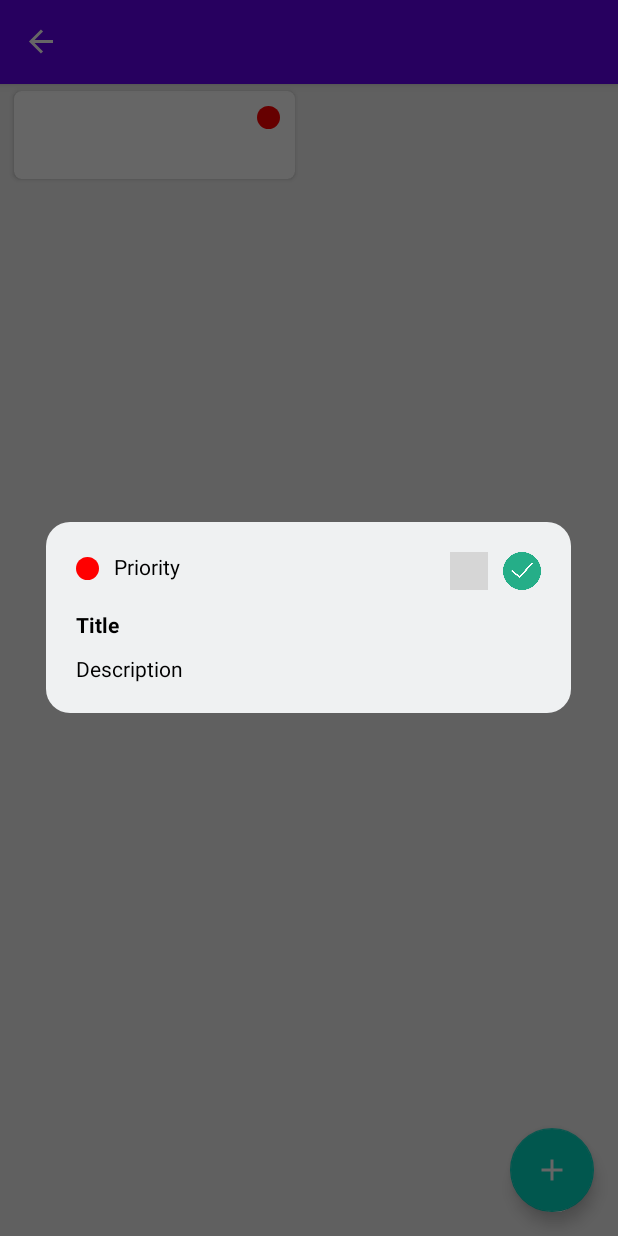
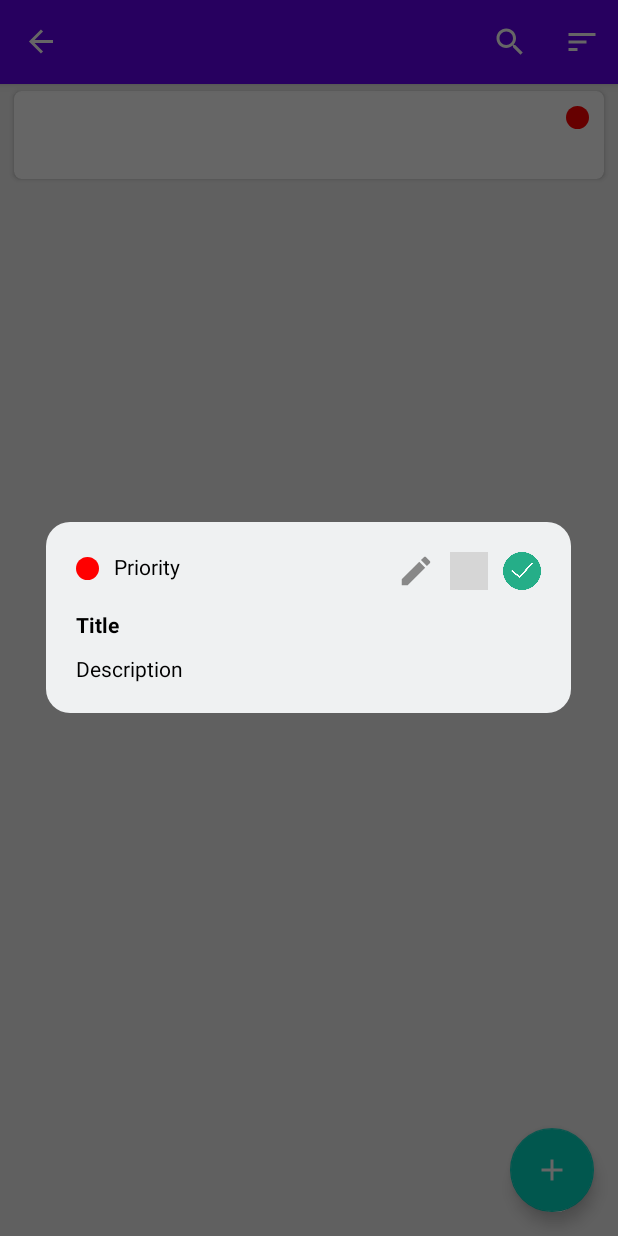
Before and after one commit to WenLonG12345/Simple-ToDo, an Android app: the TodoDetailsFragment screen opened through its navigation route, on a phone screen of 412 x 824 dp. Run offline under Robolectric (Android 15) with nearby library versions, the phone set to English and light mode, and no system bars; our stand-ins replace Dagger/Hilt's generated code, Room's generated code, navigation-ui; grey boxes are pictures that could not be loaded.

Commit message:
added sorting by title and date_created

```diff
--- a/app/build.gradle
+++ b/app/build.gradle
@@ -50,10 +50,12 @@ dependencies {
     androidTestImplementation 'androidx.test.ext:junit:1.1.2'
     androidTestImplementation 'androidx.test.espresso:espresso-core:3.3.0'
 
+    // Livecycle-ktx
     implementation "androidx.lifecycle:lifecycle-livedata-ktx:2.3.1"
     implementation 'androidx.lifecycle:lifecycle-viewmodel-ktx:2.3.1'
     implementation 'androidx.lifecycle:lifecycle-extensions:2.2.0'
 
+    // Activity & Fragment ktx
     implementation "androidx.activity:activity-ktx:1.3.0-alpha07"
     implementation 'androidx.fragment:fragment-ktx:1.3.3'
 
@@ -66,9 +68,6 @@ dependencies {
     // room
     implementation "androidx.room:room-runtime:$roomVersion"
     kapt "androidx.room:room-compiler:$roomVersion"
-    implementation "android.arch.persistence.room:runtime:1.1.1"
-    kapt "android.arch.persistence.room:compiler:1.1.1"
-    implementation 'com.google.code.gson:gson:2.8.6'
     implementation "androidx.room:room-ktx:$roomVersion"
     testImplementation "androidx.room:room-testing:$roomVersion"
 
--- a/app/src/main/java/com/example/simple_todo/MainActivity.kt
+++ b/app/src/main/java/com/example/simple_todo/MainActivity.kt
@@ -21,7 +21,7 @@ class MainActivity : AppCompatActivity() {
         binding = ActivityMainBinding.inflate(layoutInflater)
         setContentView(binding.root)
 
-        setSupportActionBar(binding.toolbarMain)
+//        setSupportActionBar(binding.toolbarMain)
 
         navHostFrag = supportFragmentManager.findFragmentById(R.id.main_container_view) as NavHostFragment
         navController = navHostFrag.navController
--- a/app/src/main/java/com/example/simple_todo/MainApplication.kt
+++ b/app/src/main/java/com/example/simple_todo/MainApplication.kt
@@ -14,5 +14,4 @@ class MainApplication: Application() {
             Timber.plant(Timber.DebugTree())
         }
     }
-
 }
--- a/app/src/main/java/com/example/simple_todo/database/TodoDao.kt
+++ b/app/src/main/java/com/example/simple_todo/database/TodoDao.kt
@@ -3,6 +3,7 @@ package com.example.simple_todo.database
 import androidx.lifecycle.LiveData
 import androidx.room.*
 import com.example.simple_todo.model.Todo
+import com.example.simple_todo.ui.SortOrder
 import kotlinx.coroutines.flow.Flow
 
 @Dao
@@ -11,8 +12,20 @@ interface TodoDao {
     @Insert(onConflict = OnConflictStrategy.REPLACE)
     suspend fun insert(data: Todo): Long
 
-    @Query("SELECT * FROM todo")
-    fun listAll(): LiveData<List<Todo>>
+    @Query("SELECT * FROM todo WHERE title LIKE '%' || :searchQuery || '%'")
+    fun listAllLiveData(searchQuery: String): LiveData<List<Todo>>
+
+    fun getAllTodos(searchQuery: String, sortOrder: SortOrder) =
+        when(sortOrder) {
+            SortOrder.BY_TITLE -> getAllTodoSortedByTitle(searchQuery)
+            SortOrder.BY_DATE_CREATED -> getAllTodoSortedByDateCreated(searchQuery)
+        }
+
+    @Query("SELECT * FROM todo WHERE title LIKE '%' || :searchQuery || '%' ORDER BY title")
+    fun getAllTodoSortedByTitle(searchQuery: String): Flow<List<Todo>>
+
+    @Query("SELECT * FROM todo WHERE title LIKE '%' || :searchQuery || '%' ORDER BY created_at DESC")
+    fun getAllTodoSortedByDateCreated(searchQuery: String): Flow<List<Todo>>
 
     @Delete
     fun delete(data: Todo)
--- a/app/src/main/java/com/example/simple_todo/repository/TodoRepository.kt
+++ b/app/src/main/java/com/example/simple_todo/repository/TodoRepository.kt
@@ -1,10 +1,12 @@
 package com.example.simple_todo.repository
 
+import androidx.lifecycle.LiveData
 import com.example.simple_todo.database.TodoDao
 import com.example.simple_todo.model.Todo
+import com.example.simple_todo.ui.SortOrder
 import kotlinx.coroutines.Dispatchers
 import kotlinx.coroutines.flow.Flow
-import kotlinx.coroutines.flow.flow
+import kotlinx.coroutines.flow.flowOn
 import kotlinx.coroutines.withContext
 import javax.inject.Inject
 
@@ -12,7 +14,14 @@ class TodoRepository @Inject constructor(
     private val todoDao: TodoDao
 ) {
 
-    val allTodos = todoDao.listAll()
+
+    fun getAllTodos(searchQuery: String, sortOrder: SortOrder): Flow<List<Todo>> {
+        return todoDao.getAllTodos(searchQuery, sortOrder).flowOn(Dispatchers.IO)
+    }
+
+    fun getAllTodoLiveData(searchQuery: String): LiveData<List<Todo>> {
+        return todoDao.listAllLiveData(searchQuery)
+    }
 
     suspend fun saveNewTodo(todo: Todo): Long  {
          return withContext(Dispatchers.IO) {
@@ -30,6 +39,5 @@ class TodoRepository @Inject constructor(
         withContext(Dispatchers.IO) {
             todoDao.setTodoIsDone(id, isDone)
         }
-
     }
 }
--- a/app/src/main/java/com/example/simple_todo/ui/AddTodoFragment.kt
+++ b/app/src/main/java/com/example/simple_todo/ui/AddTodoFragment.kt
@@ -6,9 +6,11 @@ import android.view.*
 import android.widget.ArrayAdapter
 import android.widget.TextView
 import androidx.appcompat.app.ActionBar
+import androidx.appcompat.app.AppCompatActivity
 import androidx.fragment.app.Fragment
 import androidx.fragment.app.activityViewModels
 import androidx.navigation.fragment.findNavController
+import androidx.navigation.fragment.navArgs
 import androidx.transition.Slide
 import com.example.simple_todo.R
 import com.example.simple_todo.databinding.FragmentAddTodoBinding
@@ -26,6 +28,9 @@ class AddTodoFragment : Fragment(R.layout.fragment_add_todo) {
     private var spinnerItem = arrayOf<String>()
     private var actionBar: ActionBar? = null
     private val sharedViewModel by activityViewModels<SharedViewModel>()
+
+    private val args by navArgs<AddTodoFragmentArgs>()
+    private var existTodo: Todo? = null
 
     override fun onViewCreated(view: View, savedInstanceState: Bundle?) {
         binding = FragmentAddTodoBinding.bind(view)
@@ -59,6 +64,14 @@ class AddTodoFragment : Fragment(R.layout.fragment_add_todo) {
 
         spinnerAdapter.setDropDownViewResource(android.R.layout.simple_spinner_dropdown_item)
         binding.spinnerPriority.adapter = spinnerAdapter
+
+        existTodo = args.todo
+        existTodo?.let {
+            (activity as AppCompatActivity).supportActionBar?.title = "Edit To-do"
+            binding.etTitle.setText(it.title)
+            binding.etDescription.setText(it.description)
+            binding.spinnerPriority.setSelection(it.priority + 1)
+        }
     }
 
     override fun onCreateOptionsMenu(menu: Menu, inflater: MenuInflater) {
@@ -68,12 +81,23 @@ class AddTodoFragment : Fragment(R.layout.fragment_add_todo) {
     override fun onOptionsItemSelected(item: MenuItem): Boolean {
         when (item.itemId) {
             R.id.btn_save -> {
-                val newTodo = Todo(
-                    title = binding.etTitle.text.toString(),
-                    description = binding.etDescription.text.toString(),
-                    priority = binding.spinnerPriority.selectedItemPosition - 1,
-                    createdAt = Calendar.getInstance().time
-                )
+                val newTodo = if(existTodo != null) {
+                    Todo(
+                        id = existTodo!!.id,
+                        title = binding.etTitle.text.toString(),
+                        description = binding.etDescription.text.toString(),
+                        priority = binding.spinnerPriority.selectedItemPosition - 1,
+                        createdAt = Calendar.getInstance().time
+                    )
+                } else {
+                    Todo(
+                        title = binding.etTitle.text.toString(),
+                        description = binding.etDescription.text.toString(),
+                        priority = binding.spinnerPriority.selectedItemPosition - 1,
+                        createdAt = Calendar.getInstance().time
+                    )
+                }
+
                 sharedViewModel.onSaveNewTodo(newTodo)
                     .observe(viewLifecycleOwner, { isSuccessSaved ->
                         if(isSuccessSaved) {
--- a/app/src/main/java/com/example/simple_todo/ui/SharedViewModel.kt
+++ b/app/src/main/java/com/example/simple_todo/ui/SharedViewModel.kt
@@ -4,6 +4,9 @@ import androidx.lifecycle.*
 import com.example.simple_todo.model.Todo
 import com.example.simple_todo.repository.TodoRepository
 import dagger.hilt.android.lifecycle.HiltViewModel
+import kotlinx.coroutines.flow.MutableStateFlow
+import kotlinx.coroutines.flow.combine
+import kotlinx.coroutines.flow.flatMapLatest
 import kotlinx.coroutines.launch
 import javax.inject.Inject
 import kotlin.math.sign
@@ -11,15 +14,32 @@ import kotlin.math.sign
 @HiltViewModel
 class SharedViewModel @Inject constructor(
     private val todoRepository: TodoRepository
-): ViewModel() {
+) : ViewModel() {
 
-    val allTodos = todoRepository.allTodos
+    val query = MutableLiveData("")
+    private val todoLiveData = query.switchMap {
+        todoRepository.getAllTodoLiveData(it)
+    }
+
+    val searchQuery = MutableStateFlow("")
+    val sortOrder = MutableStateFlow(SortOrder.BY_TITLE)
+
+    private val todoFlow = combine(
+        searchQuery,
+        sortOrder
+    ) { query, sortOrder ->
+        Pair(query, sortOrder)
+    }.flatMapLatest {
+        todoRepository.getAllTodos(it.first, it.second)
+    }
+
+    val allTodos = todoFlow.asLiveData(viewModelScope.coroutineContext)
 
     fun onSaveNewTodo(todo: Todo): LiveData<Boolean> {
         val result = MutableLiveData<Boolean>()
         viewModelScope.launch {
             val res = todoRepository.saveNewTodo(todo)
-            if(res.sign != -1) {
+            if (res.sign != -1) {
                 result.postValue(true)
             } else {
                 result.postValue(false)
@@ -39,5 +59,10 @@ class SharedViewModel @Inject constructor(
             todoRepository.updateTodoStatus(id, isDone)
         }
     }
+}
 
+
+enum class SortOrder {
+    BY_TITLE,
+    BY_DATE_CREATED
 }
--- a/app/src/main/java/com/example/simple_todo/ui/TodoDetailsFragment.kt
+++ b/app/src/main/java/com/example/simple_todo/ui/TodoDetailsFragment.kt
@@ -10,6 +10,7 @@ import android.view.ViewGroup
 import androidx.core.view.isVisible
 import androidx.fragment.app.DialogFragment
 import androidx.fragment.app.activityViewModels
+import androidx.navigation.fragment.findNavController
 import androidx.navigation.fragment.navArgs
 import com.example.simple_todo.R
 import com.example.simple_todo.databinding.FragmentTodoDetailsBinding
@@ -75,6 +76,11 @@ class TodoDetailsFragment: DialogFragment(R.layout.fragment_todo_details) {
                     }
                     dialog?.dismiss()
                 }
+
+                binding.ivTodoEdit.setOnClickListener {
+                    val action = TodoDetailsFragmentDirections.actionTodoDetailsFragmentToAddTodoFragment(todo)
+                    findNavController().navigate(action)
+                }
             }
         }
 
--- a/app/src/main/java/com/example/simple_todo/ui/TodoListFragment.kt
+++ b/app/src/main/java/com/example/simple_todo/ui/TodoListFragment.kt
@@ -1,17 +1,20 @@
 package com.example.simple_todo.ui
 
 import android.os.Bundle
+import android.view.Menu
+import android.view.MenuInflater
+import android.view.MenuItem
 import android.view.View
+import androidx.appcompat.widget.SearchView
 import androidx.core.view.isVisible
 import androidx.fragment.app.Fragment
 import androidx.fragment.app.activityViewModels
 import androidx.navigation.fragment.findNavController
 import androidx.recyclerview.widget.LinearLayoutManager
-import androidx.recyclerview.widget.StaggeredGridLayoutManager
 import com.example.simple_todo.R
 import com.example.simple_todo.databinding.FragmentTodoListBinding
 import com.example.simple_todo.model.Todo
-import com.google.android.material.transition.MaterialElevationScale
+import com.example.simple_todo.utils.onQueryTextChanged
 import dagger.hilt.android.AndroidEntryPoint
 
 @AndroidEntryPoint
@@ -23,7 +26,7 @@ class TodoListFragment: Fragment(R.layout.fragment_todo_list) {
 
     override fun onViewCreated(view: View, savedInstanceState: Bundle?) {
         binding = FragmentTodoListBinding.bind(view)
-
+        setHasOptionsMenu(true)
         setupRecyclerView()
 
         sharedViewModel.allTodos.observe(viewLifecycleOwner, {
@@ -33,7 +36,7 @@ class TodoListFragment: Fragment(R.layout.fragment_todo_list) {
 
 
         binding.fabAddTodo.setOnClickListener {
-            val action = TodoListFragmentDirections.actionTodoListFragmentToAddTodoFragment()
+            val action = TodoListFragmentDirections.actionTodoListFragmentToAddTodoFragment(null)
             findNavController().navigate(action)
         }
 
@@ -42,7 +45,7 @@ class TodoListFragment: Fragment(R.layout.fragment_todo_list) {
     private fun setupRecyclerView() {
         todoListAdapter = TodoListAdapter { onTodoClick(it) }
         binding.rvTodo.run {
-            layoutManager = StaggeredGridLayoutManager(2, StaggeredGridLayoutManager.VERTICAL)
+            layoutManager = LinearLayoutManager(requireContext())
             adapter = todoListAdapter
         }
     }
@@ -51,4 +54,33 @@ class TodoListFragment: Fragment(R.layout.fragment_todo_list) {
         val action = TodoListFragmentDirections.actionTodoListFragmentToTodoDetailsFragment(todo)
         findNavController().navigate(action)
     }
+
+    override fun onCreateOptionsMenu(menu: Menu, inflater: MenuInflater) {
+        inflater.inflate(R.menu.menu_todo_list, menu)
+
+        val searchItem = menu.findItem(R.id.action_search)
+        val searchView = searchItem.actionView as SearchView
+        searchView.maxWidth = Int.MAX_VALUE
+
+        searchView.onQueryTextChanged {
+            sharedViewModel.searchQuery.value = it
+
+        }
+    }
+
+    override fun onOptionsItemSelected(item: MenuItem): Boolean {
+        return when(item.itemId) {
+            R.id.action_sort_by_name -> {
+                sharedViewModel.sortOrder.value = SortOrder.BY_TITLE
+                true
+            }
+
+            R.id.action_sort_by_date_created -> {
+                sharedViewModel.sortOrder.value = SortOrder.BY_DATE_CREATED
+                true
+            }
+
+            else -> super.onOptionsItemSelected(item)
+        }
+    }
 }
--- a/app/src/main/java/com/example/simple_todo/utils/Extension.kt
+++ b/app/src/main/java/com/example/simple_todo/utils/Extension.kt
@@ -5,6 +5,7 @@ import android.content.res.Resources
 import android.graphics.Rect
 import android.view.ViewGroup
 import android.widget.Toast
+import androidx.appcompat.widget.SearchView
 import androidx.fragment.app.DialogFragment
 
 fun String?.showToast(context: Context, duration: Int = Toast.LENGTH_SHORT): Toast {
@@ -19,3 +20,16 @@ fun DialogFragment.setWidthPercent(percentage: Int) {
     val percentWidth = rect.width() * percent
     dialog?.window?.setLayout(percentWidth.toInt(), ViewGroup.LayoutParams.WRAP_CONTENT)
 }
+
+inline fun SearchView.onQueryTextChanged(crossinline listener: (String) -> Unit) {
+    this.setOnQueryTextListener(object: SearchView.OnQueryTextListener{
+        override fun onQueryTextSubmit(query: String?): Boolean {
+            return true
+        }
+
+        override fun onQueryTextChange(newText: String?): Boolean {
+            listener(newText.orEmpty())
+            return true
+        }
+    })
+}
--- /dev/null
+++ b/app/src/main/res/drawable/ic_baseline_edit_24.xml
@@ -0,0 +1,5 @@
+<vector android:height="24dp" android:tint="#888888"
+    android:viewportHeight="24" android:viewportWidth="24"
+    android:width="24dp" xmlns:android="http://schemas.android.com/apk/res/android">
+    <path android:fillColor="@android:color/white" android:pathData="M3,17.25V21h3.75L17.81,9.94l-3.75,-3.75L3,17.25zM20.71,7.04c0.39,-0.39 0.39,-1.02 0,-1.41l-2.34,-2.34c-0.39,-0.39 -1.02,-0.39 -1.41,0l-1.83,1.83 3.75,3.75 1.83,-1.83z"/>
+</vector>
--- /dev/null
+++ b/app/src/main/res/drawable/ic_baseline_search_24.xml
@@ -0,0 +1,5 @@
+<vector android:height="24dp" android:tint="#FFFFFF"
+    android:viewportHeight="24" android:viewportWidth="24"
+    android:width="24dp" xmlns:android="http://schemas.android.com/apk/res/android">
+    <path android:fillColor="@android:color/white" android:pathData="M15.5,14h-0.79l-0.28,-0.27C15.41,12.59 16,11.11 16,9.5 16,5.91 13.09,3 9.5,3S3,5.91 3,9.5 5.91,16 9.5,16c1.61,0 3.09,-0.59 4.23,-1.57l0.27,0.28v0.79l5,4.99L20.49,19l-4.99,-5zM9.5,14C7.01,14 5,11.99 5,9.5S7.01,5 9.5,5 14,7.01 14,9.5 11.99,14 9.5,14z"/>
+</vector>
--- /dev/null
+++ b/app/src/main/res/drawable/ic_baseline_sort_24.xml
@@ -0,0 +1,5 @@
+<vector android:autoMirrored="true" android:height="24dp"
+    android:tint="#FFFFFF" android:viewportHeight="24"
+    android:viewportWidth="24" android:width="24dp" xmlns:android="http://schemas.android.com/apk/res/android">
+    <path android:fillColor="@android:color/white" android:pathData="M3,18h6v-2L3,16v2zM3,6v2h18L21,6L3,6zM3,13h12v-2L3,11v2z"/>
+</vector>
--- a/app/src/main/res/layout/activity_main.xml
+++ b/app/src/main/res/layout/activity_main.xml
@@ -6,19 +6,19 @@
     android:layout_height="match_parent"
     tools:context=".MainActivity">
 
-    <com.google.android.material.appbar.MaterialToolbar
-        android:id="@+id/toolbar_main"
-        android:background="@color/colorPrimary"
-        android:layout_width="match_parent"
-        android:layout_height="wrap_content"
-        style="@style/Widget.MaterialComponents.Toolbar.Primary"
-        app:layout_constraintTop_toTopOf="parent"/>
+<!--    <com.google.android.material.appbar.MaterialToolbar-->
+<!--        android:id="@+id/toolbar_main"-->
+<!--        android:background="@color/colorPrimary"-->
+<!--        android:layout_width="match_parent"-->
+<!--        android:layout_height="wrap_content"-->
+<!--        style="@style/Widget.MaterialComponents.Toolbar.Primary"-->
+<!--        app:layout_constraintTop_toTopOf="parent"/>-->
 
     <androidx.fragment.app.FragmentContainerView
         android:id="@+id/main_container_view"
         android:layout_width="match_parent"
         android:layout_height="0dp"
-        app:layout_constraintTop_toBottomOf="@id/toolbar_main"
+        app:layout_constraintTop_toTopOf="parent"
         app:layout_constraintBottom_toBottomOf="parent"
 
         android:name="androidx.navigation.fragment.NavHostFragment"
--- a/app/src/main/res/layout/fragment_todo_details.xml
+++ b/app/src/main/res/layout/fragment_todo_details.xml
@@ -34,6 +34,15 @@
         android:src="@drawable/ic_mark_done"
         app:layout_constraintEnd_toEndOf="parent"
         app:layout_constraintTop_toTopOf="parent" />
+
+    <ImageView
+        android:id="@+id/iv_todo_edit"
+        android:layout_width="25dp"
+        android:layout_height="25dp"
+        android:src="@drawable/ic_baseline_edit_24"
+        android:layout_marginEnd="10dp"
+        app:layout_constraintTop_toTopOf="parent"
+        app:layout_constraintRight_toLeftOf="@id/iv_todo_delete"/>
 
     <ImageView
         android:id="@+id/iv_todo_delete"
--- /dev/null
+++ b/app/src/main/res/menu/menu_todo_list.xml
@@ -0,0 +1,32 @@
+<?xml version="1.0" encoding="utf-8"?>
+<menu xmlns:android="http://schemas.android.com/apk/res/android"
+    xmlns:app="http://schemas.android.com/apk/res-auto">
+
+    <item
+        android:id="@+id/action_search"
+        android:icon="@drawable/ic_baseline_search_24"
+        android:title="Search"
+        app:actionViewClass="androidx.appcompat.widget.SearchView"
+        app:showAsAction="always"/>
+
+    <item
+        android:icon="@drawable/ic_baseline_sort_24"
+        android:title="Sort"
+        app:showAsAction="always">
+
+        <menu>
+
+            <item
+                android:id="@+id/action_sort_by_name"
+                android:title="Sort by Name"/>
+
+            <item
+                android:id="@+id/action_sort_by_date_created"
+                android:title="Sort by Date Created"/>
+
+
+        </menu>
+
+
+    </item>
+</menu>
--- a/app/src/main/res/navigation/nav_graph.xml
+++ b/app/src/main/res/navigation/nav_graph.xml
@@ -25,6 +25,11 @@
         <action
             android:id="@+id/action_addTodoFragment_to_todoListFragment"
             app:destination="@id/todoListFragment" />
+        <argument
+            android:name="todo"
+            app:argType="com.example.simple_todo.model.Todo"
+            app:nullable="true"
+            android:defaultValue="@null" />
     </fragment>
     <dialog
         android:id="@+id/todoDetailsFragment"
@@ -36,5 +41,8 @@
             app:argType="com.example.simple_todo.model.Todo"
             app:nullable="true"
             android:defaultValue="@null" />
+        <action
+            android:id="@+id/action_todoDetailsFragment_to_addTodoFragment"
+            app:destination="@id/addTodoFragment" />
     </dialog>
 </navigation>
--- a/app/src/main/res/values/themes.xml
+++ b/app/src/main/res/values/themes.xml
@@ -1,6 +1,6 @@
 <resources xmlns:tools="http://schemas.android.com/tools">
     <!-- Base application theme. -->
-    <style name="Theme.SimpleToDo" parent="Theme.MaterialComponents.DayNight.NoActionBar">
+    <style name="Theme.SimpleToDo" parent="Theme.MaterialComponents.DayNight.DarkActionBar">
         <!-- Primary brand color. -->
         <item name="colorPrimary">@color/purple_500</item>
         <item name="colorPrimaryVariant">@color/purple_700</item>
```
